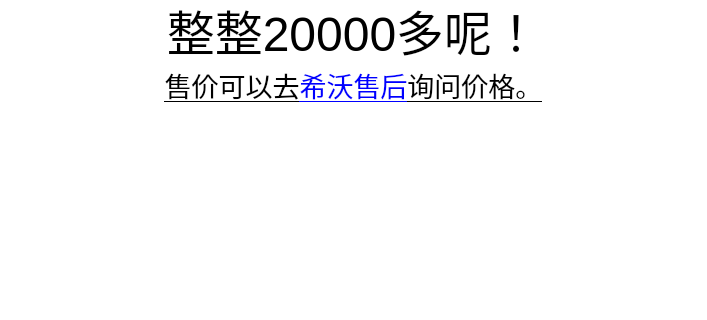
Qt form _internal/ui/index.ui (Leonmmcoset/SchoolComputerInfo) before a commit; both pictures show x 117 to 824 and y 189 to 509 of the 941 by 717 pixel window.
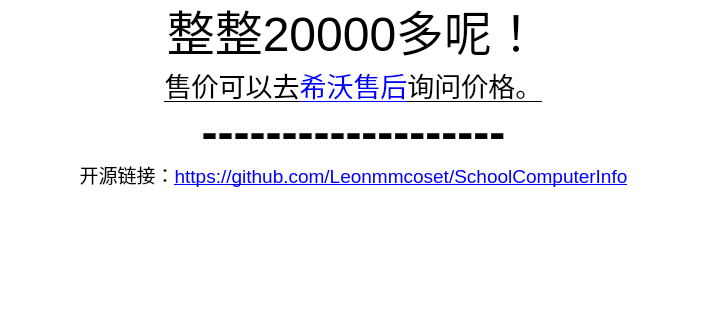
The same form after that commit.

```diff
--- a/_internal/ui/index.ui
+++ b/_internal/ui/index.ui
@@ -31,7 +31,8 @@
 &lt;p align=&quot;center&quot; style=&quot; margin-top:0px; margin-bottom:0px; margin-left:0px; margin-right:0px; -qt-block-indent:0; text-indent:0px;&quot;&gt;&lt;span style=&quot; font-size:48pt; font-weight:600;&quot;&gt;不要再碰电脑了！&lt;/span&gt;&lt;/p&gt;
 &lt;p align=&quot;center&quot; style=&quot; margin-top:0px; margin-bottom:0px; margin-left:0px; margin-right:0px; -qt-block-indent:0; text-indent:0px;&quot;&gt;&lt;span style=&quot; font-size:36pt;&quot;&gt;弄坏了就赔&lt;br /&gt;整整20000多呢！&lt;/span&gt;&lt;/p&gt;
 &lt;p align=&quot;center&quot; style=&quot; margin-top:0px; margin-bottom:0px; margin-left:0px; margin-right:0px; -qt-block-indent:0; text-indent:0px;&quot;&gt;&lt;span style=&quot; font-size:20pt; text-decoration: underline;&quot;&gt;售价可以去&lt;/span&gt;&lt;a href=&quot;https://www.seewo.com/product/support/hivo&quot;&gt;&lt;span style=&quot; font-size:20pt; text-decoration: underline; color:#0000ff;&quot;&gt;希沃售后&lt;/span&gt;&lt;/a&gt;&lt;a href=&quot;https://www.seewo.com/product/support/hivo&quot;&gt;&lt;span style=&quot; font-size:20pt; text-decoration: underline; color:#000000;&quot;&gt;询问价格。&lt;/span&gt;&lt;/a&gt;&lt;/p&gt;
-&lt;p align=&quot;center&quot; style=&quot;-qt-paragraph-type:empty; margin-top:0px; margin-bottom:0px; margin-left:0px; margin-right:0px; -qt-block-indent:0; text-indent:0px; font-size:36pt; font-weight:600;&quot;&gt;&lt;br /&gt;&lt;/p&gt;&lt;/body&gt;&lt;/html&gt;</string>
+&lt;p align=&quot;center&quot; style=&quot; margin-top:0px; margin-bottom:0px; margin-left:0px; margin-right:0px; -qt-block-indent:0; text-indent:0px;&quot;&gt;&lt;span style=&quot; font-size:36pt; font-weight:600;&quot;&gt;-------------------&lt;/span&gt;&lt;/p&gt;
+&lt;p align=&quot;center&quot; style=&quot; margin-top:0px; margin-bottom:0px; margin-left:0px; margin-right:0px; -qt-block-indent:0; text-indent:0px;&quot;&gt;&lt;span style=&quot; font-size:14pt;&quot;&gt;开源链接：&lt;/span&gt;&lt;a href=&quot;https://github.com/Leonmmcoset/SchoolComputerInfo&quot;&gt;&lt;span style=&quot; font-size:14pt; text-decoration: underline; color:#0000ff;&quot;&gt;https://github.com/Leonmmcoset/SchoolComputerInfo&lt;/span&gt;&lt;/a&gt;&lt;/p&gt;&lt;/body&gt;&lt;/html&gt;</string>
     </property>
    </widget>
    <widget class="QPushButton" name="pushButton">
```
